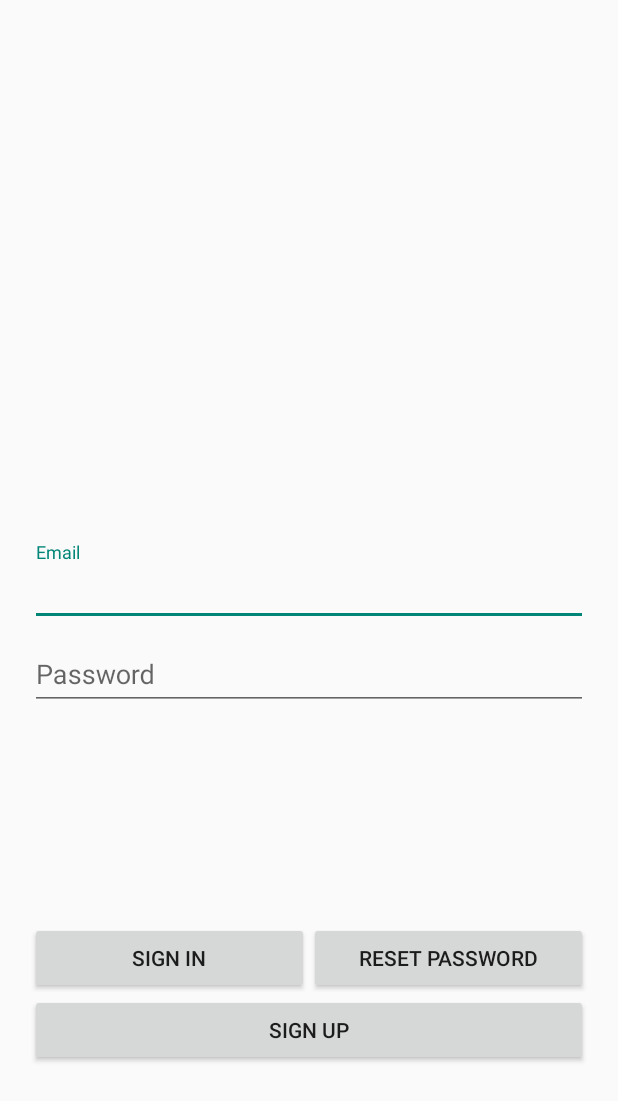
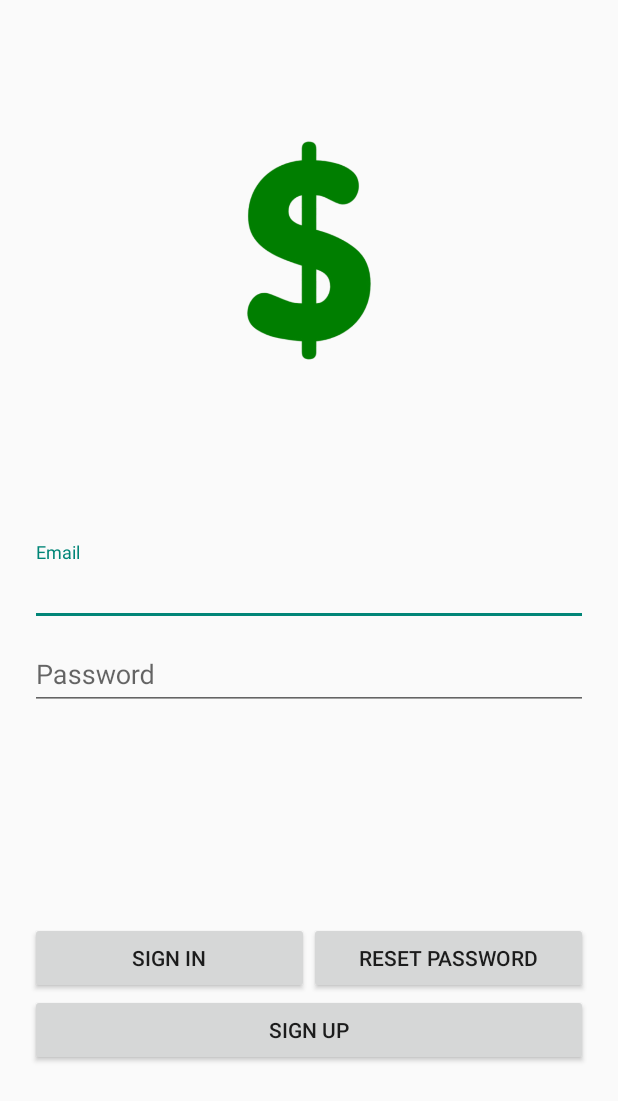
Before and after one commit to etbegert/cse682-budget, an Android app: the screen it shows after launch (LoginActivity), on a phone screen of 412 x 824 dp. Shown: the top 1101 px of the screen. Run offline under Robolectric (Android 15) with nearby library versions, the light colour scheme and no system bars; our stand-ins replace Firebase (no records; nobody signed in at launch, a user with empty details on screens opened directly).

```diff
--- a/app/src/main/res/layout/login_activity.xml
+++ b/app/src/main/res/layout/login_activity.xml
@@ -1,6 +1,7 @@
 <?xml version="1.0" encoding="utf-8"?>
 <androidx.constraintlayout.widget.ConstraintLayout xmlns:android="http://schemas.android.com/apk/res/android"
     xmlns:app="http://schemas.android.com/apk/res-auto"
+    xmlns:tools="http://schemas.android.com/tools"
     android:orientation="vertical"
     android:layout_width="match_parent"
     android:layout_height="match_parent"
@@ -72,4 +73,14 @@
         android:id="@+id/sign_up_button"
         app:layout_constraintTop_toBottomOf="@id/button_holder"/>
 
+    <ImageView
+        android:id="@+id/imageView"
+        android:layout_width="205dp"
+        android:layout_height="214dp"
+        app:srcCompat="@drawable/money_sign"
+        app:layout_constraintTop_toTopOf="parent"
+        app:layout_constraintLeft_toLeftOf="parent"
+        app:layout_constraintRight_toRightOf="parent"
+        android:layout_marginTop="40dp" />
+
 </androidx.constraintlayout.widget.ConstraintLayout>
```
